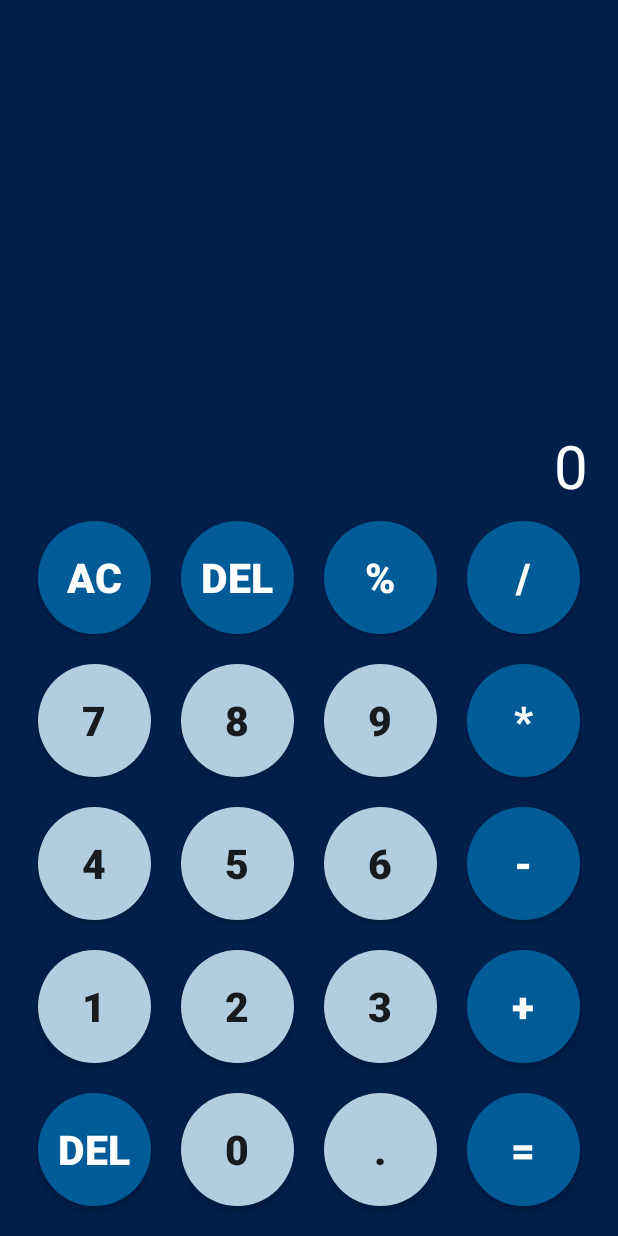
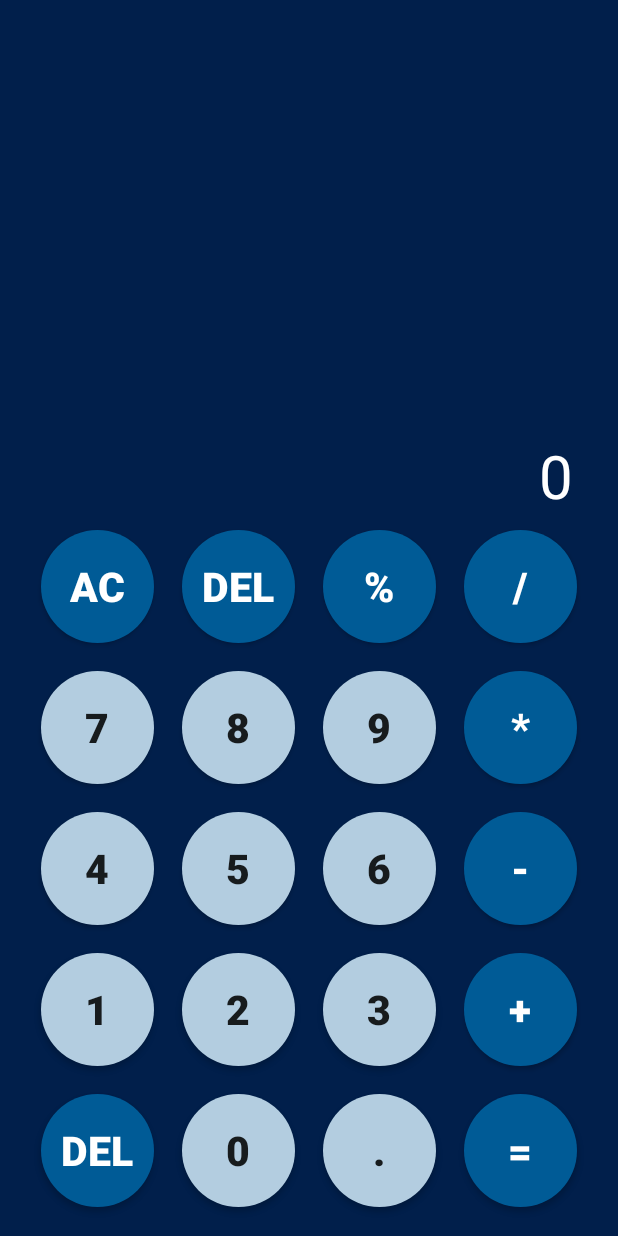
Before and after one commit to TropicalKhaotic/AndroidLearning, an Android app: the screen it shows after launch (MainActivity), on a phone screen of 412 x 824 dp. Run offline under Robolectric (Android 15) with nearby library versions, the phone set to English and light mode, and no system bars.

Commit message:
Changed margin in button and alter layout to match original calculator

```diff
--- a/app/src/main/res/layout/activity_main.xml
+++ b/app/src/main/res/layout/activity_main.xml
@@ -25,15 +25,16 @@
         <RelativeLayout
             android:id="@+id/calculation_text"
             android:layout_width="match_parent"
-            android:layout_height="wrap_content">
+            android:layout_height="wrap_content"
+            android:paddingHorizontal="20dp"
+            >
 
             <TextView
                 android:id="@+id/calculations"
                 android:layout_width="match_parent"
                 android:layout_height="wrap_content"
-                android:paddingHorizontal="10dp"
+                android:text=""
                 android:textAlignment="textStart"
-                android:text=""
                 android:textColor="@color/white"
                 android:textSize="40sp">
 
@@ -52,13 +53,14 @@
 
         <RelativeLayout
             android:layout_width="match_parent"
-            android:layout_height="wrap_content">
+            android:layout_height="wrap_content"
+            android:paddingHorizontal="20dp"
+            >
 
             <TextView
                 android:id="@+id/results"
                 android:layout_width="match_parent"
                 android:layout_height="wrap_content"
-                android:paddingHorizontal="10dp"
                 android:text="0"
                 android:textAlignment="textEnd"
                 android:textColor="@color/white"
@@ -79,7 +81,7 @@
             android:id="@+id/line1"
             android:layout_width="match_parent"
             android:layout_height="wrap_content"
-            android:paddingHorizontal="5dp"
+            android:gravity="center"
             >
 
             <Button
@@ -130,7 +132,7 @@
             android:id="@+id/line2"
             android:layout_width="match_parent"
             android:layout_height="wrap_content"
-            android:paddingHorizontal="5dp"
+            android:gravity="center"
             android:layout_below="@+id/line1"
             >
 
@@ -176,7 +178,7 @@
             android:id="@+id/line3"
             android:layout_width="match_parent"
             android:layout_height="wrap_content"
-            android:paddingHorizontal="5dp"
+            android:gravity="center"
             android:layout_below="@+id/line2"
             >
 
@@ -224,7 +226,7 @@
             android:id="@+id/line4"
             android:layout_width="match_parent"
             android:layout_height="wrap_content"
-            android:paddingHorizontal="5dp"
+            android:gravity="center"
             android:layout_below="@+id/line3"
             >
 
@@ -271,7 +273,7 @@
             android:id="@+id/line5"
             android:layout_width="match_parent"
             android:layout_height="wrap_content"
-            android:paddingHorizontal="5dp"
+            android:gravity="center"
             android:layout_below="@+id/line4"
             >
 
--- a/app/src/main/res/values/themes.xml
+++ b/app/src/main/res/values/themes.xml
@@ -12,7 +12,7 @@
         <item name="android:textSize">27sp</item>
         <item name="android:gravity">center</item>
         <item name="android:padding">10dp</item>
-        <item name="android:layout_margin">10dp</item>
+        <item name="android:layout_margin">9dp</item>
         <item name="android:background">@drawable/shape_button</item>
     </style>
 
@@ -23,7 +23,7 @@
         <item name="android:textSize">27sp</item>
         <item name="android:gravity">center</item>
         <item name="android:padding">10dp</item>
-        <item name="android:layout_margin">10dp</item>
+        <item name="android:layout_margin">9dp</item>
         <item name="android:background">@drawable/shape_button_op</item>
     </style>
 </resources>
```
